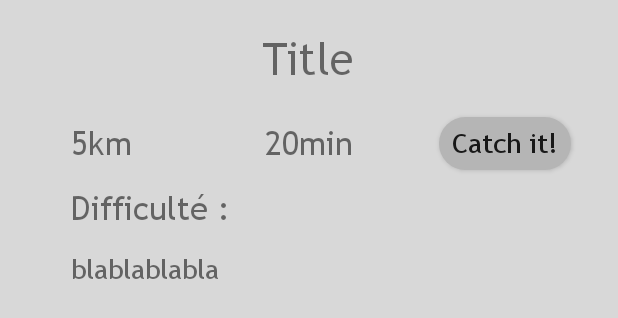
After one commit to Coco-sempai/CatchPoin-Appli, an Android app: the layout layout_dialog_parcours.xml on its own in the app's theme, with its tools: preview values and no code run, on a phone screen of 412 x 824 dp. The commit adds this screen. Shown: the top 318 px of the screen. Run offline under Robolectric (Android 15) with nearby library versions, the phone set to English and light mode, and no system bars; network calls fail.

Commit message:
Dialog pour afficher les détails d'un parcours

```diff
--- /dev/null
+++ b/app/src/main/res/drawable/button_theme_catchit.xml
@@ -0,0 +1,13 @@
+<?xml version="1.0" encoding="utf-8"?>
+<selector xmlns:android="http://schemas.android.com/apk/res/android">
+    <item>
+        <shape>
+            <solid
+                android:color="#B5B5B5"
+                />
+            <corners
+                android:radius="75dp"
+                />
+        </shape>
+    </item>
+</selector>
--- a/app/src/main/res/layout/activity_maps.xml
+++ b/app/src/main/res/layout/activity_maps.xml
@@ -27,7 +27,4 @@
             android:background="#E8E8E8"
             app:menu="@menu/navigation" />
     </fragment>
-
-
-
 </LinearLayout>
--- /dev/null
+++ b/app/src/main/res/layout/layout_dialog_parcours.xml
@@ -0,0 +1,86 @@
+<?xml version="1.0" encoding="utf-8"?>
+<android.support.constraint.ConstraintLayout xmlns:android="http://schemas.android.com/apk/res/android"
+    android:layout_width="match_parent"
+    android:layout_height="match_parent"
+    xmlns:app="http://schemas.android.com/apk/res-auto"
+    android:background="#D8D8D8">
+
+    <TextView
+        android:layout_width="wrap_content"
+        android:layout_height="wrap_content"
+        android:text="Title"
+        android:fontFamily="@font/trebuc"
+        android:textSize="30sp"
+        android:id="@+id/parcours_title"
+        android:layout_marginTop="20dp"
+        android:paddingBottom="20dp"
+        app:layout_constraintLeft_toLeftOf="parent"
+        app:layout_constraintRight_toRightOf="parent"
+        app:layout_constraintTop_toTopOf="parent"
+        app:layout_constraintBottom_toTopOf="@+id/parcours_duree"
+        />
+
+    <TextView
+        android:layout_width="wrap_content"
+        android:layout_height="wrap_content"
+        android:id="@+id/parcours_distance"
+        android:textSize="22sp"
+        android:layout_marginTop="3dp"
+        android:fontFamily="@font/trebuc"
+        android:text="5km"
+        app:layout_constraintLeft_toLeftOf="parent"
+        app:layout_constraintRight_toLeftOf="@+id/parcours_duree"
+        app:layout_constraintTop_toBottomOf="@+id/parcours_title"
+        app:layout_constraintHorizontal_bias="0.35"/>
+
+    <TextView
+        android:layout_width="wrap_content"
+        android:layout_height="wrap_content"
+        android:id="@+id/parcours_duree"
+        android:textSize="22sp"
+        android:fontFamily="@font/trebuc"
+        android:layout_marginTop="3dp"
+        android:text="20min"
+        app:layout_constraintTop_toBottomOf="@+id/parcours_title"
+        app:layout_constraintLeft_toLeftOf="parent"
+        app:layout_constraintRight_toRightOf="parent"/>
+
+    <Button
+        android:layout_width="wrap_content"
+        android:layout_height="wrap_content"
+        android:fontFamily="@font/trebuc"
+        android:text="@string/catch_it"
+        android:textAllCaps="false"
+        android:id="@+id/catchItButton"
+        android:textSize="18sp"
+        android:background="@drawable/button_theme_catchit"
+        app:layout_constraintHorizontal_bias="0.65"
+        android:minHeight="35dp"
+        app:layout_constraintTop_toBottomOf="@+id/parcours_title"
+        app:layout_constraintLeft_toRightOf="@+id/parcours_duree"
+        app:layout_constraintRight_toRightOf="parent"
+        />
+
+    <TextView
+        android:layout_width="wrap_content"
+        android:layout_height="wrap_content"
+        android:id="@+id/parcours_difficulty"
+        android:text="@string/difficult"
+        android:fontFamily="@font/trebuc"
+        android:textSize="22sp"
+        app:layout_constraintLeft_toLeftOf="@+id/parcours_distance"
+        android:layout_marginTop="15dp"
+        app:layout_constraintTop_toBottomOf="@+id/parcours_duree"/>
+
+    <TextView
+        android:layout_width="wrap_content"
+        android:layout_height="wrap_content"
+        android:id="@+id/desc_parcours"
+        android:fontFamily="@font/trebuc"
+        android:textSize="18sp"
+        android:text="blablablabla"
+        android:layout_marginTop="15dp"
+        app:layout_constraintLeft_toLeftOf="@+id/parcours_distance"
+        app:layout_constraintTop_toBottomOf="@+id/parcours_difficulty"/>
+
+</android.support.constraint.ConstraintLayout>
--- a/app/src/main/res/values/strings.xml
+++ b/app/src/main/res/values/strings.xml
@@ -31,5 +31,8 @@
     <string name="pseudo_profil_bar">Pseudo</string>
     <string name="email_profil_bar">E-mail</string>
     <string name="mdp_profil_bar">Mot de passe</string>
+    <string name="annuler">Annuler</string>
+    <string name="catch_it">Catch it!</string>
+    <string name="difficult">Difficulté :</string>
 
 </resources>
```
Also changed, not shown: app/src/main/java/com/iut/catchpoint/catchpoint/DialogParcours.java (added, +52 -0 lines), app/src/main/java/com/iut/catchpoint/catchpoint/MapsActivity.java (+20 -4 lines).
